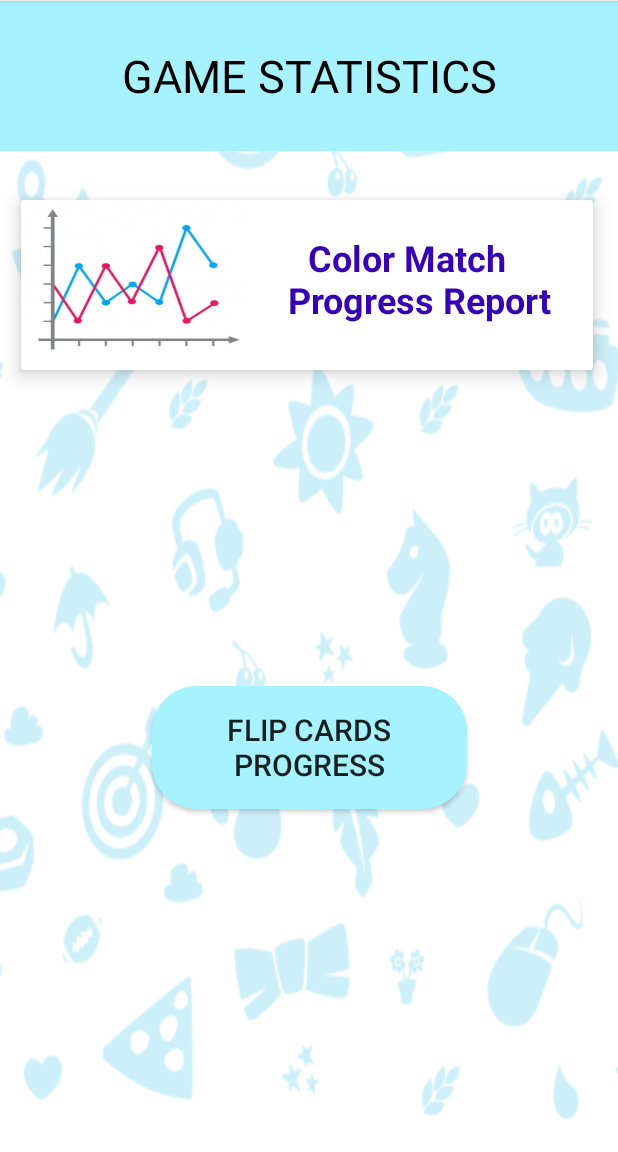
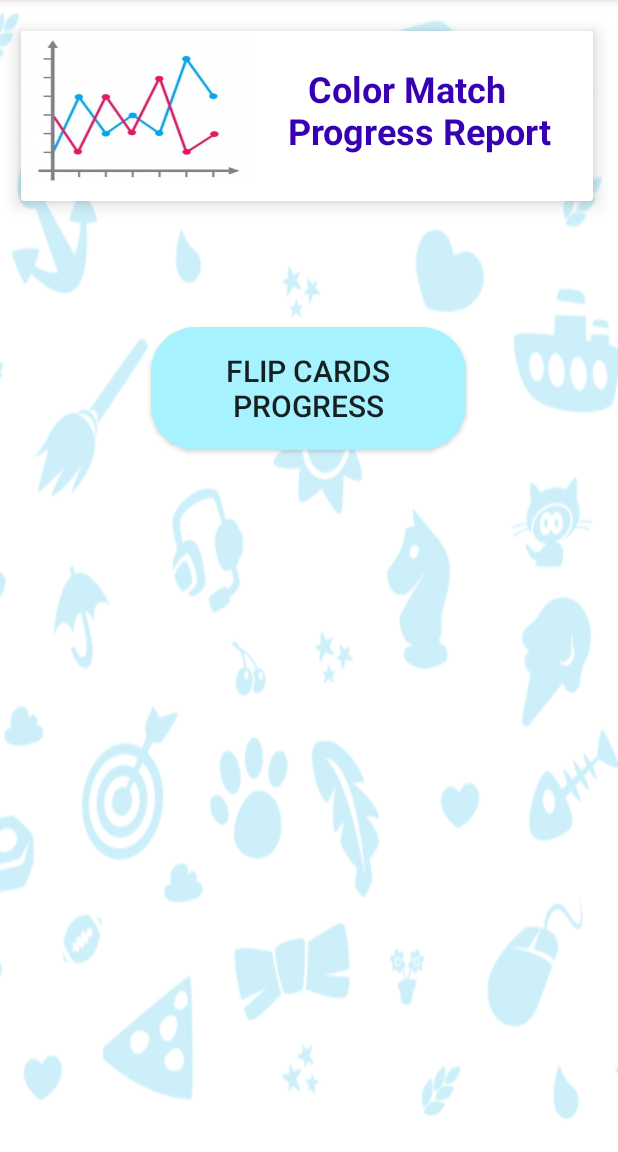
Before and after one commit to etimathur/AiDD, an Android app: the fragment ProgressFragment shown on its own in the app's theme, on a phone screen of 412 x 824 dp, the part 84-1236 px from its top. Run offline under Robolectric (Android 15) with nearby library versions, the phone set to English and light mode, and no system bars.

Commit message:
minor changes

```diff
--- a/Video-master/app/src/main/res/layout/fragment_progress.xml
+++ b/Video-master/app/src/main/res/layout/fragment_progress.xml
@@ -6,23 +6,6 @@
     android:layout_width="match_parent"
     android:background="@drawable/back"
     android:layout_height="match_parent">
-
-
-    <TextView
-        android:id="@+id/textView12"
-        android:layout_width="0dp"
-        android:layout_height="100dp"
-        android:background="#A7F2FF"
-        android:gravity="center"
-        android:text="GAME STATISTICS"
-        android:textColor="@android:color/black"
-        android:textSize="30sp"
-        app:layout_constraintBottom_toBottomOf="parent"
-        app:layout_constraintEnd_toEndOf="parent"
-        app:layout_constraintHorizontal_bias="0.498"
-        app:layout_constraintStart_toStartOf="parent"
-        app:layout_constraintTop_toTopOf="parent"
-        app:layout_constraintVertical_bias="0.001" />
 
 
     <androidx.cardview.widget.CardView
@@ -37,7 +20,7 @@
         app:layout_constraintHorizontal_bias="0.466"
         app:layout_constraintStart_toStartOf="parent"
         app:layout_constraintTop_toTopOf="parent"
-        app:layout_constraintVertical_bias="0.204">
+        app:layout_constraintVertical_bias="0.032">
 
 
         <ImageView
@@ -56,7 +39,6 @@
             android:textStyle="bold" />
     </androidx.cardview.widget.CardView>
 
-
     <Button
         android:id="@+id/fcp"
         android:layout_width="210dp"
@@ -66,10 +48,10 @@
         android:textSize="20sp"
         app:layout_constraintBottom_toBottomOf="parent"
         app:layout_constraintEnd_toEndOf="parent"
-        app:layout_constraintHorizontal_bias="0.502"
+        app:layout_constraintHorizontal_bias="0.497"
         app:layout_constraintStart_toStartOf="parent"
         app:layout_constraintTop_toTopOf="parent"
-        app:layout_constraintVertical_bias="0.667" />
+        app:layout_constraintVertical_bias="0.318" />
 
 
 </androidx.constraintlayout.widget.ConstraintLayout>
```
Also changed, not shown: Video-master/app/src/main/res/layout/activity_colour_match.xml (+8 -7 lines).
